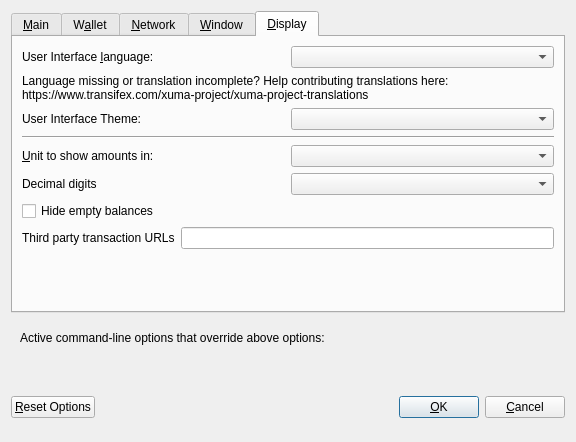
Before: the Qt Designer form src/qt/forms/optionsdialog.ui in xumacoin/xuma-core, drawn with Qt 5.
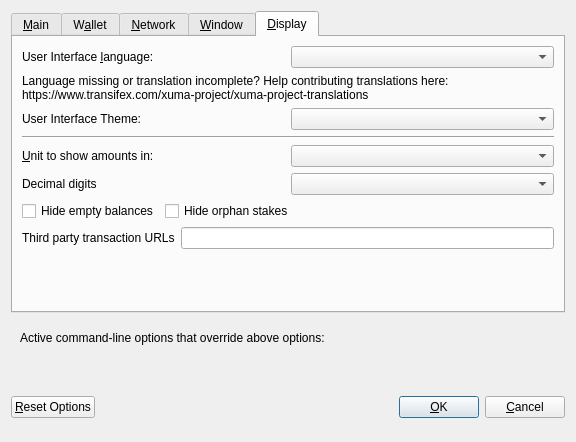
After: the same form once the commit is applied. The open tabs and pages were chosen to show the change. Custom widgets are drawn as their Qt base class.

```diff
--- a/src/qt/forms/optionsdialog.ui
+++ b/src/qt/forms/optionsdialog.ui
@@ -521,7 +521,7 @@
         </widget>
        </item>
        <item>
-        <layout class="QHBoxLayout" name="horizontalLayout_4_Display" stretch="0,0">
+        <layout class="QHBoxLayout" name="horizontalLayout_2_Display" stretch="0,0">
          <item>
           <widget class="QLabel" name="themeLabel">
            <property name="text">
@@ -542,7 +542,7 @@
         </widget>
        </item>
        <item>
-        <layout class="QHBoxLayout" name="horizontalLayout_2_Display">
+        <layout class="QHBoxLayout" name="horizontalLayout_3_Display">
          <item>
           <widget class="QLabel" name="unitLabel">
            <property name="text">
@@ -566,7 +566,7 @@
         </layout>
        </item>
        <item>
-        <layout class="QHBoxLayout" name="horizontalLayout_5_Display">
+        <layout class="QHBoxLayout" name="horizontalLayout_4_Display">
          <item>
           <widget class="QLabel" name="digitsLabel">
            <property name="text">
@@ -580,6 +580,8 @@
         </layout>
        </item>
        <item>
+        <layout class="QHBoxLayout" name="horizontalLayout_5_Display">
+         <item>
         <widget class="QCheckBox" name="checkBoxHideZeroBalances">
          <property name="toolTip">
           <string>Hide empty balances</string>
@@ -593,7 +595,32 @@
         </widget>
        </item>
        <item>
-        <layout class="QHBoxLayout" name="horizontalLayout_3_Display">
+          <widget class="QCheckBox" name="checkBoxHideOrphans">
+           <property name="toolTip">
+            <string>Hide orphan stakes in transaction lists</string>
+           </property>
+           <property name="text">
+            <string>Hide orphan stakes</string>
+           </property>
+          </widget>
+         </item>
+         <item>
+          <spacer name="horizontalSpacer">
+           <property name="orientation">
+            <enum>Qt::Horizontal</enum>
+           </property>
+           <property name="sizeHint" stdset="0">
+            <size>
+             <width>40</width>
+             <height>20</height>
+            </size>
+           </property>
+          </spacer>
+         </item>
+        </layout>
+       </item>
+       <item>
+        <layout class="QHBoxLayout" name="horizontalLayout_6_Display">
          <item>
           <widget class="QLabel" name="thirdPartyTxUrlsLabel">
            <property name="toolTip">
```
Left out of the diff: 2 changed lines with no effect on the pictures. Lines whose indentation alone changed are shown as unchanged.
